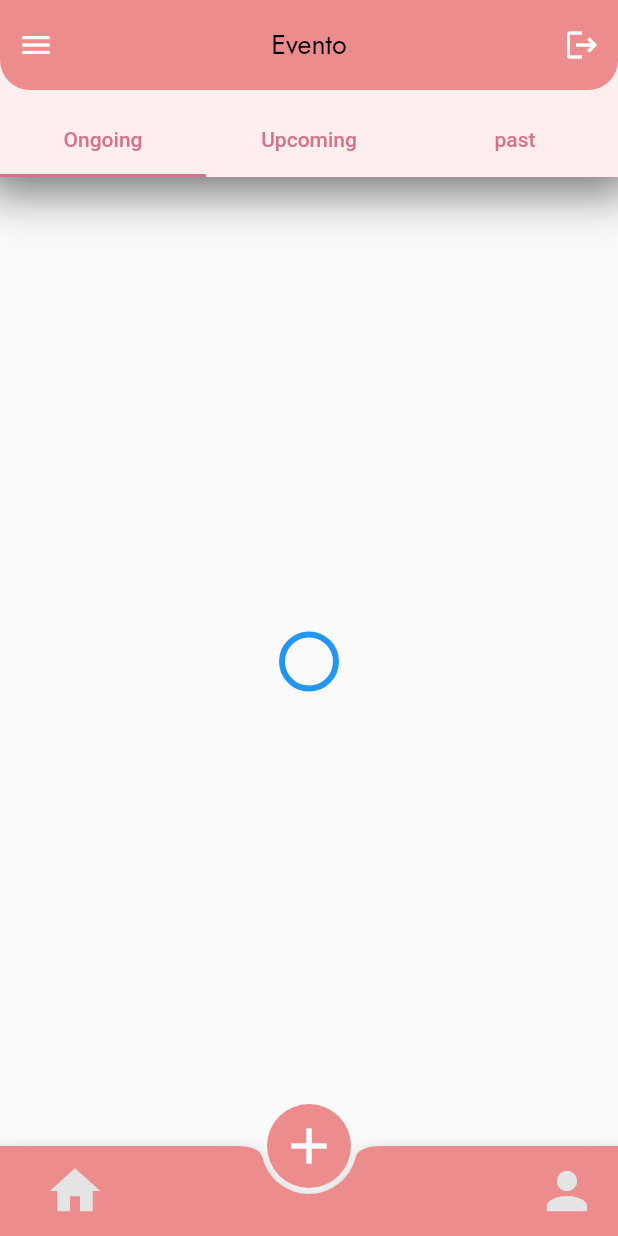
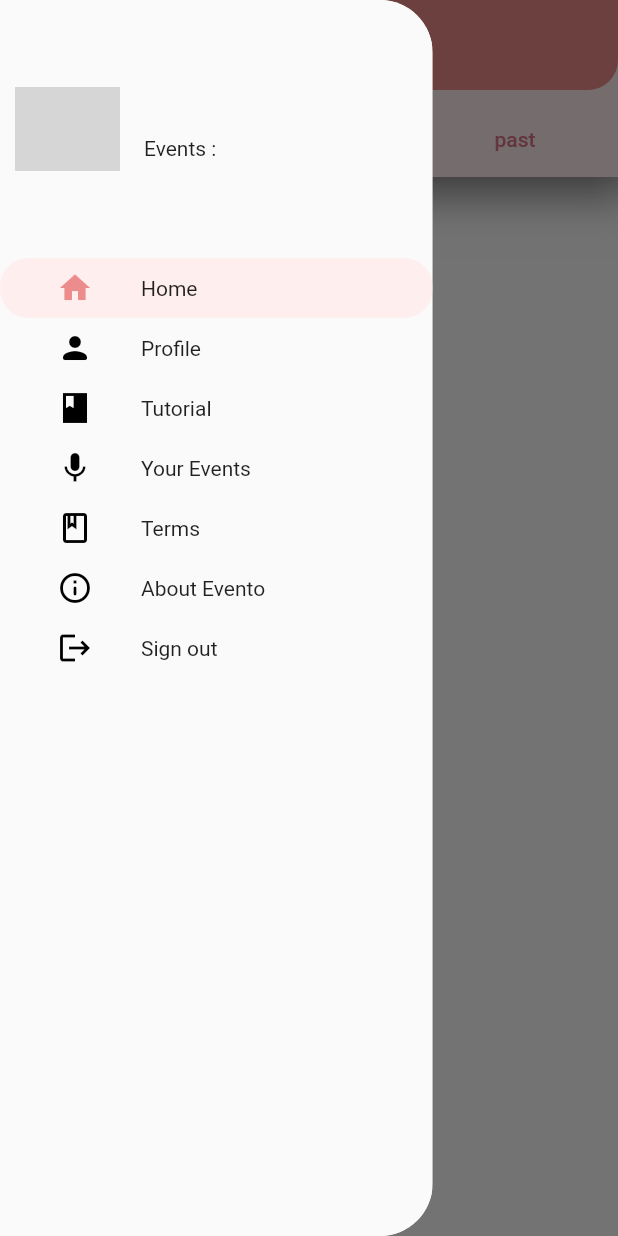
Before and after one commit to SarveshChavan/Evento_Frontend, a Flutter app: the HomeWrapper screen opened directly, after a tap on the "menu" icon, on a phone screen of 412 x 824 dp. Run offline on Flutter 3.47's test engine with Material 2 defaults, Android fonts, the phone set to English and light mode, and no system bars; our stand-ins replace firebase_auth, firebase_core, firebase_storage, google_fonts, image_picker, shared_preferences; accounts and stored records are empty; network calls fail; grey boxes are pictures that could not be loaded.

Commit message:
Drawer added with all functionalities

```diff
--- a/lib/Services/event_services.dart
+++ b/lib/Services/event_services.dart
@@ -2,10 +2,13 @@ import 'dart:convert';
 import 'package:flutter/foundation.dart';
 import 'package:flutter/material.dart';
 import 'package:http/http.dart' as http;
+import 'package:provider/provider.dart';
 import 'package:shared_preferences/shared_preferences.dart';
 import '../constants/colors.dart';
 import '../constants/handler.dart';
 import '../models/event.dart';
+import '../models/navigation_item.dart';
+import '../provider/navigationProvider.dart';
 
 class EventServices {
   Future<EventoEvent> createEvent({
@@ -136,6 +139,7 @@ class EventServices {
   }) async {
     EventoEvent e = EventoEvent();
     // String uid = prefs.getString('auth-token') ?? '';
+
     SharedPreferences prefs = await SharedPreferences.getInstance();
     String token = prefs.getString('token')!;
     String userEmail = prefs.getString('userEmail')!;
@@ -168,10 +172,16 @@ class EventServices {
 
   void getEvents({
     required BuildContext context,
-    required String type,
     required Function onFetch,
   }) async {
     // String uid = prefs.getString('auth-token') ?? '';
+    String? type;
+    NavigationItem item=Provider.of<NavigationProvider>(context,listen: false).navigationItem;
+    if(item==NavigationItem.yourEvents){
+        type='host';
+    }else if(item==NavigationItem.home){
+        type='user';
+    }
     SharedPreferences prefs = await SharedPreferences.getInstance();
     String token = prefs.getString('token')!;
     String userEmail = prefs.getString('userEmail')!;
--- a/lib/main.dart
+++ b/lib/main.dart
@@ -1,13 +1,17 @@
-import 'dart:async';
+import 'dart:io';
 import 'package:events/Services/auth_services.dart';
+import 'package:events/provider/navigationProvider.dart';
 import 'package:events/provider/userProvider.dart';
 import 'package:events/routes.dart';
 import 'package:events/screens/authentication/signin_screen.dart';
-import 'package:events/screens/homewrapper.dart';
+import 'package:events/screens/home_wrapper.dart';
+import 'package:events/screens/profile/profile_details.dart';
 import 'package:firebase_core/firebase_core.dart';
 import 'package:flutter/material.dart';
 import 'package:provider/provider.dart';
 import 'package:shared_preferences/shared_preferences.dart';
+
+import 'models/navigation_item.dart';
 
 void main() async {
   WidgetsFlutterBinding.ensureInitialized();
@@ -15,6 +19,7 @@ void main() async {
   runApp(MultiProvider(providers: [
     ChangeNotifierProvider(create: (context) => UserProvider()),
     //TODO  Add Event Provider And Other Providers Here
+    ChangeNotifierProvider(create: (context)=> NavigationProvider()),
   ], child: const MaterialApp(home: MyApp())));
 }
 
--- /dev/null
+++ b/lib/models/navigation_item.dart
@@ -0,0 +1,9 @@
+enum NavigationItem {
+  home,
+  profile,
+  tutorial,
+  yourEvents,
+  terms,
+  aboutEvento,
+  logOut
+}
--- /dev/null
+++ b/lib/provider/navigationProvider.dart
@@ -0,0 +1,11 @@
+import 'package:events/models/navigation_item.dart';
+import 'package:flutter/foundation.dart';
+
+class NavigationProvider extends ChangeNotifier{
+  NavigationItem _navigationItem = NavigationItem.home;
+  NavigationItem get navigationItem => _navigationItem;
+  void setNavigationItem(NavigationItem navigationItem){
+    _navigationItem=navigationItem;
+    notifyListeners();
+  }
+}
--- a/lib/provider/userProvider.dart
+++ b/lib/provider/userProvider.dart
@@ -46,6 +46,12 @@ class UserProvider with ChangeNotifier{
   String getUserEmail(){
     return _user.email.toString();
   }
+  String getUserName(){
+    return _user.userName.toString();
+  }
+  String getTotalEvents(){
+    return _user.totalEvents.toString();
+  }
   String getUserDescription(){
     return _user.userDescription.toString();
   }
--- a/lib/screens/authentication/security_question_screen.dart
+++ b/lib/screens/authentication/security_question_screen.dart
@@ -5,7 +5,10 @@ import 'package:events/screens/home_wrapper.dart';
 import 'package:events/widgets/custom_dropdown.dart';
 import 'package:flutter/cupertino.dart';
 import 'package:flutter/material.dart';
+import 'package:provider/provider.dart';
 
+import '../../models/navigation_item.dart';
+import '../../provider/navigationProvider.dart';
 import '../../widgets/login_signup_button.dart';
 
 class SecurityQuestion extends StatefulWidget {
@@ -22,13 +25,15 @@ class SecurityQuestion extends StatefulWidget {
 
 class _SecurityQuestionState extends State<SecurityQuestion> {
   TextEditingController _answerTextController = TextEditingController();
-  CustomDropDown question_selected = CustomDropDown(options: <String>[
-    "Where do you live?",
-    "What is the name of your Crush?",
-    "Which is your favourite Cuisine?",
-    "Your Favorite Movie?"
-  ],
-  title: "Select Security Question",);
+  CustomDropDown question_selected = CustomDropDown(
+    options: <String>[
+      "Where do you live?",
+      "What is the name of your Crush?",
+      "Which is your favourite Cuisine?",
+      "Your Favorite Movie?"
+    ],
+    title: "Select Security Question",
+  );
   @override
   Widget build(BuildContext context) {
     return Scaffold(
@@ -110,6 +115,9 @@ class _SecurityQuestionState extends State<SecurityQuestion> {
                                 question_selected.selected.toString(),
                             securityAnswer: _answerTextController.text)
                         .then((value) => {
+                              Provider.of<NavigationProvider>(context,
+                                      listen: false)
+                                  .setNavigationItem(NavigationItem.home),
                               Navigator.pushNamed(
                                   context, HomeWrapper.routeName)
                             })
--- a/lib/screens/authentication/signin_screen.dart
+++ b/lib/screens/authentication/signin_screen.dart
@@ -1,12 +1,15 @@
 import 'package:events/Services/auth_services.dart';
 import 'package:events/constants/colors.dart';
 import 'package:events/constants/theme.dart';
+import 'package:events/models/navigation_item.dart';
 import 'package:events/screens/authentication/signup_screen.dart';
 import 'package:events/screens/home_wrapper.dart';
 import 'package:events/screens/loading.dart';
 import 'package:flutter/cupertino.dart';
 import 'package:flutter/material.dart';
+import 'package:provider/provider.dart';
 import 'package:shared_preferences/shared_preferences.dart';
+import '../../provider/navigationProvider.dart';
 import '../../widgets/custom_text_field.dart';
 import '../../widgets/dialogue_box.dart';
 import '../../widgets/login_signup_button.dart';
@@ -101,6 +104,7 @@ class _SignInScreenState extends State<SignInScreen> {
                             prefs = await SharedPreferences.getInstance();
                             token = prefs.getString('token') ?? '';
                             if (token != null && token != '') {
+                              Provider.of<NavigationProvider>(context,listen: false).setNavigationItem(NavigationItem.home);
                               Navigator.pushNamed(
                                   context, Loading.routeName);
                             }else{
--- a/lib/screens/home_wrapper.dart
+++ b/lib/screens/home_wrapper.dart
@@ -3,6 +3,8 @@ import 'package:events/screens/event/add_event.dart';
 import 'package:events/screens/option_tab.dart';
 import 'package:events/screens/profile/profile_details.dart';
 import 'package:flutter/material.dart';
+
+import '../widgets/drawer.dart';
 
 class HomeWrapper extends StatefulWidget {
   const HomeWrapper({Key? key}) : super(key: key);
@@ -23,11 +25,17 @@ class _HomeWrapperState extends State<HomeWrapper> {
   @override
   Widget build(BuildContext context) {
     return Scaffold(
+      drawer: ClipRRect(
+          borderRadius: BorderRadius.only(
+              topRight: Radius.circular(35),
+              bottomRight: Radius.circular(35)),
+          child: DrawerWidget()
+      ),
       floatingActionButton: FloatingActionButton(
         elevation: 0,
         backgroundColor: AppColors.colors.midShade,
         onPressed: () {
-          Navigator.pushNamed(context,AddEvent.routeName);
+          Navigator.pushNamed(context, AddEvent.routeName);
         },
         child: Icon(
           Icons.add,
@@ -35,44 +43,6 @@ class _HomeWrapperState extends State<HomeWrapper> {
         ),
       ),
       floatingActionButtonLocation: FloatingActionButtonLocation.centerDocked,
-      bottomNavigationBar: BottomAppBar(
-        height: 60,
-        color: AppColors.colors.midShade,
-        shape: CircularNotchedRectangle(),
-        child: Row(
-          mainAxisAlignment: MainAxisAlignment.spaceBetween,
-          children: [
-            IconButton(
-              padding: EdgeInsets.symmetric(horizontal: 30,vertical: 0),
-              onPressed: () {
-                setState(() {
-                  currentScreen = OptionTab();
-                  currenttab = 0;
-                });
-              },
-              icon: Icon(
-                Icons.home,
-                color: AppColors.colors.lightestGrey,
-                size: 40,
-              ),
-            ),
-            IconButton(
-              padding: EdgeInsets.only(right: 30,top: 0),
-              onPressed: () {
-                setState(() {
-                  currentScreen = ProfileDetails();
-                  currenttab = 1;
-                });
-              },
-              icon: Icon(
-                Icons.person,
-                color: AppColors.colors.lightestGrey,
-                size: 40,
-              ),
-            ),
-          ],
-        ),
-      ),
       body: PageStorage(
         bucket: bucket,
         child: currentScreen,
--- a/lib/screens/option_tab.dart
+++ b/lib/screens/option_tab.dart
@@ -1,10 +1,14 @@
 import 'package:events/Services/event_services.dart';
 import 'package:events/constants/theme.dart';
 import 'package:events/provider/userProvider.dart';
+import 'package:events/screens/home_wrapper.dart';
 import 'package:flutter/material.dart';
 import 'package:events/constants/colors.dart';
 import 'package:provider/provider.dart';
 import '../models/event.dart';
+import '../models/navigation_item.dart';
+import '../provider/navigationProvider.dart';
+import '../widgets/drawer.dart';
 import 'authentication/signin_screen.dart';
 import 'event/ongoing_screen.dart';
 import 'event/pastevent_screen.dart';
@@ -13,6 +17,7 @@ import 'event/upcoming_event.dart';
 class OptionTab extends StatefulWidget {
   const OptionTab({Key? key}) : super(key: key);
 
+
   @override
   State<OptionTab> createState() => _OptionTabState();
 }
@@ -20,13 +25,15 @@ class OptionTab extends StatefulWidget {
 class _OptionTabState extends State<OptionTab> {
   List ongoing = [], upcoming = [], past = [];
   bool isLoading = true;
+  String type='user';
+  late NavigationItem item;
   @override
   void initState() {
     // TODO: implement initState
     super.initState();
+
     EventServices().getEvents(
         context: context,
-        type: "host",
         onFetch: (data) {
           setState(() {
             print(data);
@@ -70,7 +77,7 @@ class _OptionTabState extends State<OptionTab> {
                       mainAxisAlignment: MainAxisAlignment.spaceBetween,
                       children: [
                         IconButton(
-                            onPressed: () {},
+                            onPressed: () => Scaffold.of(context).openDrawer(),
                             icon: Icon(
                               Icons.menu,
                               color: AppColors.colors.white,
@@ -79,17 +86,7 @@ class _OptionTabState extends State<OptionTab> {
                           'Evento',
                           style: appTheme().textTheme.headline3,
                         ),
-                        IconButton(
-                            onPressed: () {
-                              Provider.of<UserProvider>(context, listen: false)
-                                  .logout();
-                              Navigator.popAndPushNamed(
-                                  context, SignInScreen.routeName);
-                            },
-                            icon: Icon(
-                              Icons.logout,
-                              color: AppColors.colors.white,
-                            )),
+                        SizedBox()
                       ],
                     ),
                   ),
--- /dev/null
+++ b/lib/widgets/drawer.dart
@@ -0,0 +1,149 @@
+import 'package:events/models/navigation_item.dart';
+import 'package:events/provider/navigationProvider.dart';
+import 'package:events/screens/home_wrapper.dart';
+import 'package:flutter/material.dart';
+import 'package:provider/provider.dart';
+import 'package:shared_preferences/shared_preferences.dart';
+import '../constants/colors.dart';
+import '../provider/userProvider.dart';
+import '../screens/authentication/signin_screen.dart';
+import '../screens/profile/profile_details.dart';
+
+// ignore: must_be_immutable
+class DrawerWidget extends StatefulWidget {
+  DrawerWidget({
+    Key? key,
+  }) : super(key: key);
+
+  @override
+  State<DrawerWidget> createState() => _DrawerWidgetState();
+}
+
+class _DrawerWidgetState extends State<DrawerWidget> {
+  @override
+  Widget build(BuildContext context) {
+    return Drawer(
+        width: MediaQuery.of(context).size.width * 0.7,
+        child: Scaffold(
+            body: Consumer<UserProvider>(builder: (context, user, child) {
+          return ListView(children: [
+            ListTile(
+              onTap: () {
+                Navigator.pushNamed((context), ProfileDetails.routeName);
+              },
+              leading: CircleAvatar(
+                radius: 35,
+                backgroundImage: NetworkImage(user.getProfilePhoto()??"https://avatarfiles.alphacoders.com/206/thumb-206822.jpg"),
+              ),
+              title: Padding(
+                padding: const EdgeInsets.only(bottom: 7),
+                child: Text(
+                  user.getUserName(),
+                  style: Theme.of(context).textTheme.headline6,
+                ),
+              ),
+              subtitle: Text(
+                'Events : ${user.getTotalEvents()}',
+                style: Theme.of(context).textTheme.bodyText2,
+              ),
+              contentPadding: const EdgeInsets.only(top: 50, left: 10),
+            ),
+            const SizedBox(
+              height: 50,
+            ),
+            BuildTile(
+                text: 'Home',
+                // TODO: Add svg_icon
+                icon: Icons.home,
+                context: context,
+                item: NavigationItem.home,
+                route: HomeWrapper.routeName),
+            BuildTile(
+                // TODO: Add svg_icon
+                text: 'Profile',
+                icon: Icons.person_rounded,
+                context: context,
+                item: NavigationItem.profile,
+                route: ProfileDetails.routeName),
+            BuildTile(
+                //TODO: Add svg_icon
+                text: 'Tutorial',
+                icon: Icons.book_sharp,
+                context: context,
+                item: NavigationItem.tutorial,
+                route: ProfileDetails.routeName),
+            BuildTile(
+                // TODO: Add svg_icon
+                text: 'Your Events',
+                icon: Icons.mic,
+                context: context,
+                item: NavigationItem.yourEvents,
+                route: HomeWrapper.routeName),
+            BuildTile(
+                // TODO: Add svg_icon
+                text: 'Terms',
+                icon: Icons.book_outlined,
+                context: context,
+                item: NavigationItem.terms,
+                route: ProfileDetails.routeName),
+            BuildTile(
+                // TODO: Add svg_icon
+                text: 'About Evento',
+                icon: Icons.info_outline_rounded,
+                context: context,
+                item: NavigationItem.aboutEvento,
+                route: ProfileDetails.routeName),
+            BuildTile(
+                // TODO: Add svg_icon
+                text: 'Sign out',
+                icon: Icons.logout,
+
+                // Navigator.pushNamedAndRemoveUntil(context, SignInScreen.routeName, (route) => false);
+                context: context,
+                item: NavigationItem.logOut,
+                route: SignInScreen.routeName),
+          ]);
+        })));
+  }
+
+  // ignore: non_constant_identifier_names
+  Widget BuildTile({
+    required String text,
+    required IconData icon,
+    required NavigationItem item,
+    required BuildContext context,
+    required String route,
+  }) {
+    final provider = Provider.of<NavigationProvider>(context);
+    final currentItem = provider.navigationItem;
+    final isSelected = item == currentItem;
+    return ListTile(
+      selected: isSelected,
+      shape: RoundedRectangleBorder(borderRadius: BorderRadius.circular(19)),
+      leading: Icon(
+        icon,
+        color: isSelected ? AppColors.colors.midShade : AppColors.colors.black,
+      ),
+      title: Text(
+        text,
+        style: Theme.of(context).textTheme.bodyText2,
+      ),
+      visualDensity: const VisualDensity(horizontal: 0, vertical: -4),
+      contentPadding: const EdgeInsets.only(left: 38),
+      onTap: () {
+        selectItem(context, item, route);
+        print(provider.navigationItem);
+      },
+      selectedTileColor: AppColors.colors.lightestShade,
+    );
+  }
+
+  void selectItem(BuildContext context, NavigationItem item, String route) {
+    Provider.of<NavigationProvider>(context, listen: false)
+        .setNavigationItem(item);
+    if (item == NavigationItem.logOut) {
+      Provider.of<UserProvider>(context, listen: false).logout();
+    }
+    Navigator.pushNamedAndRemoveUntil(context, route, (route) => false);
+  }
+}
```
Also changed, not shown: assets/Kunal_Patil.jpg (deleted).
